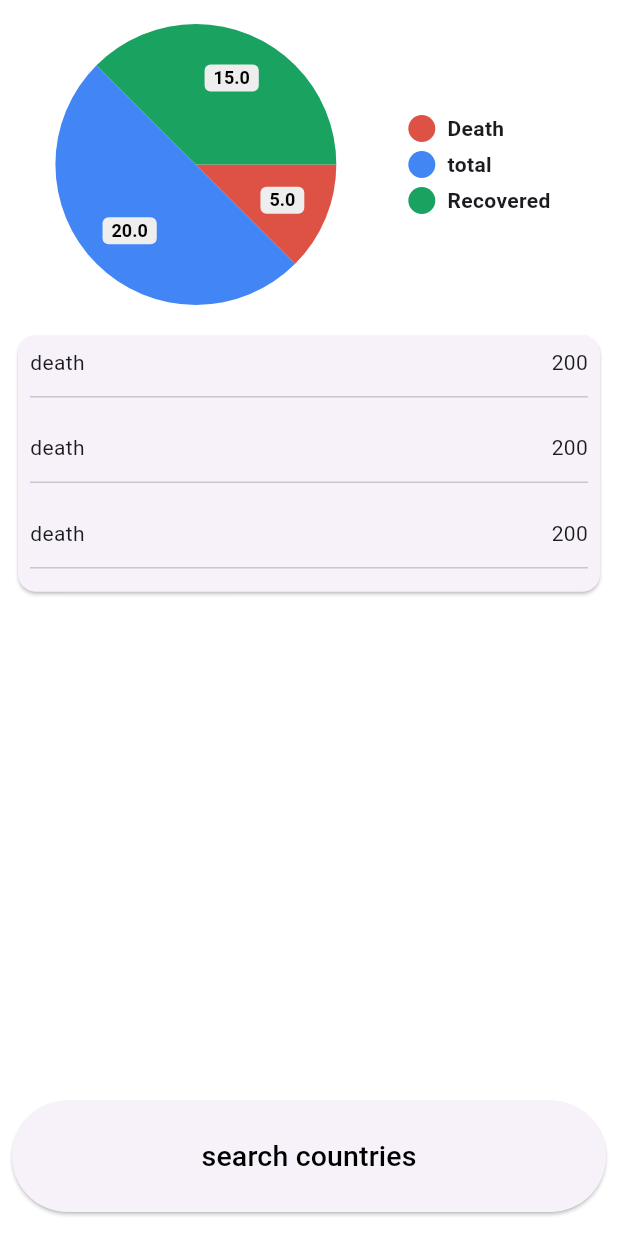
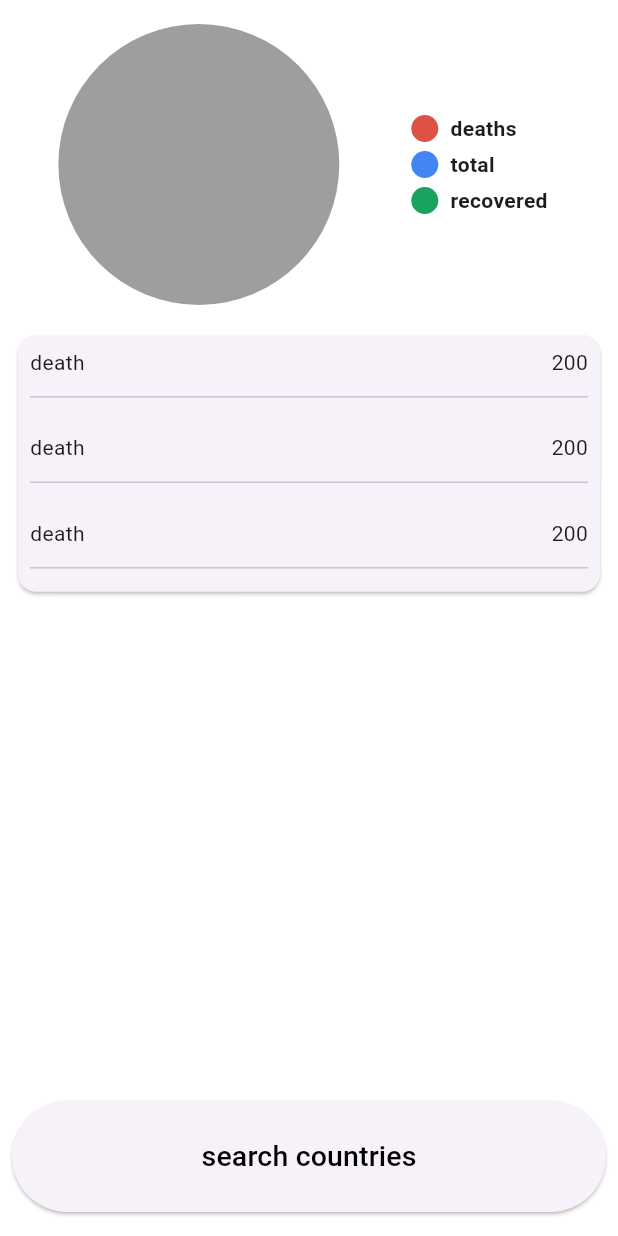
Before and after one commit to Muhammadfaizan124/covid19app, a Flutter app: the HomePage screen opened directly, on a phone screen of 412 x 824 dp. Run offline on Flutter 3.47's test engine with Material 3 defaults, Android fonts, the phone set to English and light mode, and no system bars; drawn by our look-alikes of pie_chart; our stand-ins replace animated_text_kit; network calls fail.

Commit message:
in process

```diff
--- a/lib/home_page.dart
+++ b/lib/home_page.dart
@@ -1,8 +1,11 @@
+import 'dart:convert';
+
 import 'package:covid19app/info_row.dart';
 import 'package:flutter/cupertino.dart';
 import 'package:flutter/material.dart';
 import 'package:flutter/widgets.dart';
 import 'package:pie_chart/pie_chart.dart';
+import 'package:http/http.dart' as http;
 
 class HomePage extends StatefulWidget {
   const HomePage({super.key});
@@ -15,12 +18,58 @@ class _HomePageState extends State<HomePage> with TickerProviderStateMixin {
   late final AnimationController controller =
       AnimationController(duration: const Duration(seconds: 3), vsync: this)
         ..repeat();
+  final Map<String, double> dataMap = {
+    "deaths": 0,
+    "total": 0,
+    "recovered": 0,
+  };
   //colors for pie chart
   final colorlist = [
     const Color(0xffde5246),
     const Color(0xff4285f4),
     const Color(0xff1aa260),
   ];
+
+  @override
+  void initState() {
+    super.initState();
+    fetchData();
+  }
+
+  Future<void> fetchData() async {
+    try {
+      final response = await http.get(
+        Uri.parse('https://covid-193.p.rapidapi.com/statistics'),
+        headers: {
+          'X-RapidAPI-Key':
+              'c3c281ff1bmshd11d11a6801cb1fp16a710jsnd79fcdb3f7fe',
+          'X-RapidAPI-Host': 'covid-193.p.rapidapi.com',
+        },
+      );
+      if (response.statusCode == 200) {
+        final responseData = jsonDecode(response.body);
+        // Extracting data
+        final List<dynamic> countriesData = responseData['response'];
+        final Map<String, dynamic> firstCountryData = countriesData.first;
+        final Map<String, dynamic> casesData = firstCountryData['cases'];
+        // Updating dataMap
+        setState(() {
+          dataMap['deaths'] =
+              double.parse(casesData['deaths']['total'].toString());
+          dataMap['total'] = double.parse(casesData['total'].toString());
+          dataMap['recovered'] =
+              double.parse(casesData['recovered']['total'].toString());
+        });
+      } else {
+        // Handle error when fetching data
+        print('Failed to load data');
+      }
+    } catch (error) {
+      // Handle error when making HTTP request
+      print('Error: $error');
+    }
+  }
+
   @override
   Widget build(BuildContext context) {
     final screenWidth = MediaQuery.of(context).size.width;
@@ -33,11 +82,7 @@ class _HomePageState extends State<HomePage> with TickerProviderStateMixin {
           child: Column(
             children: [
               PieChart(
-                dataMap: const {
-                  "Death": 5,
-                  "total": 20,
-                  "Recovered": 15,
-                },
+                dataMap: dataMap,
                 chartRadius: MediaQuery.of(context).size.width / 2.2,
                 animationDuration: const Duration(seconds: 5),
                 colorList: colorlist,
```
